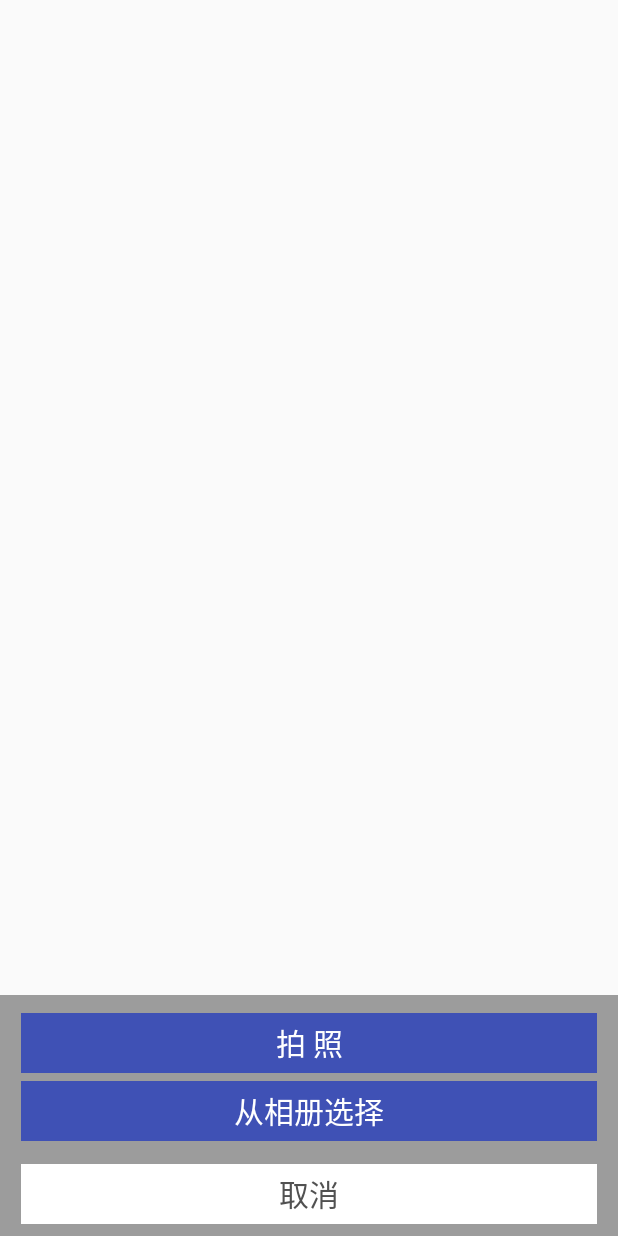
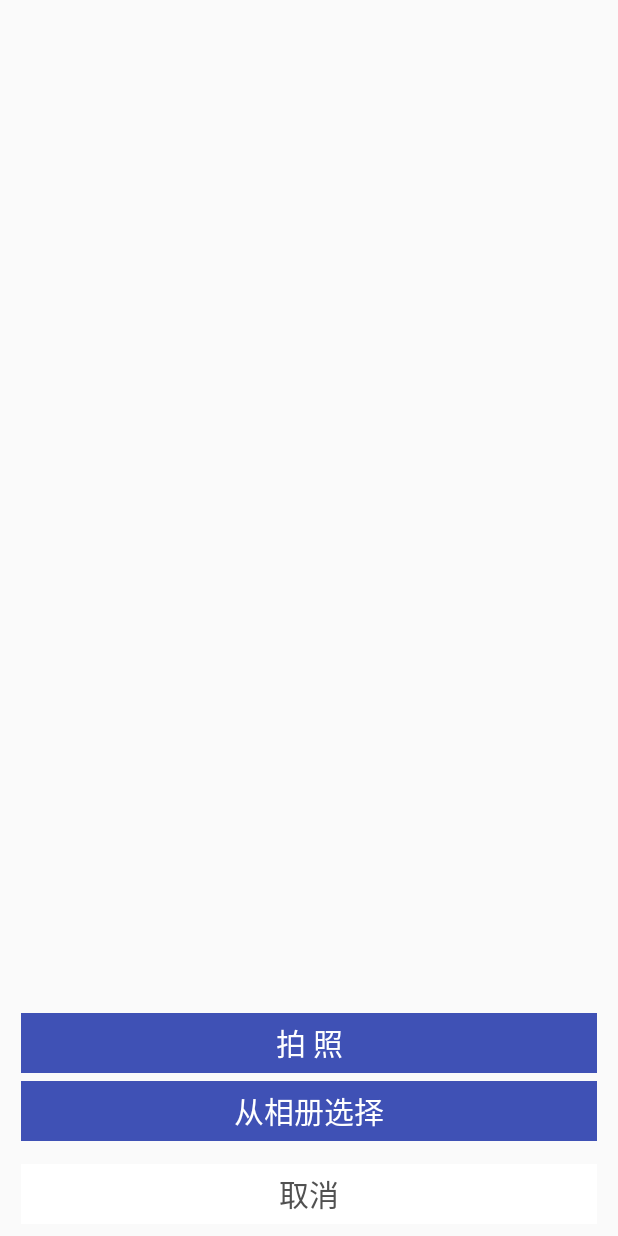
Before and after one commit to git-Lcy/Notice, an Android app: the layout image_select_dialog.xml on its own in the app's theme, with its tools: preview values and no code run, on a phone screen of 412 x 824 dp. Run offline under Robolectric (Android 15) with nearby library versions, the phone set to English and light mode, and no system bars.

Commit message:
初始版

```diff
--- a/app/src/main/res/layout/image_select_dialog.xml
+++ b/app/src/main/res/layout/image_select_dialog.xml
@@ -1,10 +1,12 @@
 <?xml version="1.0" encoding="utf-8"?>
+
 <LinearLayout xmlns:android="http://schemas.android.com/apk/res/android"
               android:layout_width="match_parent"
               android:layout_height="wrap_content"
+              android:orientation="vertical"
               android:layout_gravity="bottom"
-              android:background="@color/colorGary"
-    android:orientation="vertical">
+              android:layout_alignParentBottom="true">
+
     <TextView
         android:layout_width="match_parent"
         android:layout_height="40dp"
```
